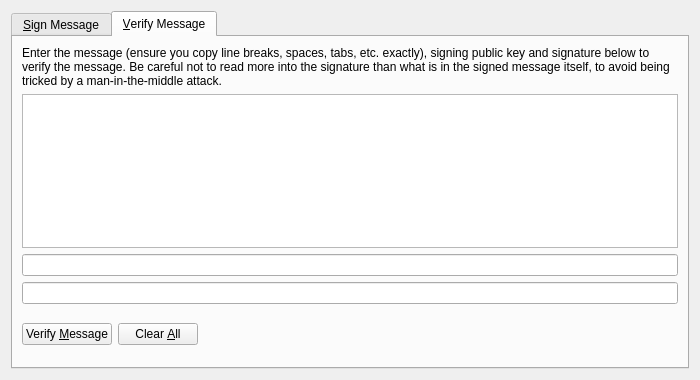
Above: src/qt/forms/signverifymessagedialog.ui from Max-Coin/maxcoin-dev-staging before the change. Below: the same form after it.
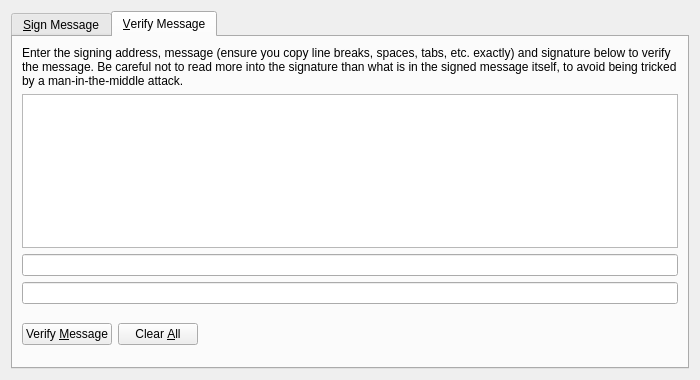
That is the form after the change. The open tabs and pages were chosen to show the change. Icons and pictures are not drawn. Custom widgets are drawn as their Qt base class.

```diff
--- a/src/qt/forms/signverifymessagedialog.ui
+++ b/src/qt/forms/signverifymessagedialog.ui
@@ -240,7 +240,7 @@
        <item>
         <widget class="QLabel" name="infoLabel_VM">
          <property name="text">
-          <string>Enter the message (ensure you copy line breaks, spaces, tabs, etc. exactly), signing public key and signature below to verify the message. Be careful not to read more into the signature than what is in the signed message itself, to avoid being tricked by a man-in-the-middle attack.</string>
+          <string>Enter the signing address, message (ensure you copy line breaks, spaces, tabs, etc. exactly) and signature below to verify the message. Be careful not to read more into the signature than what is in the signed message itself, to avoid being tricked by a man-in-the-middle attack.</string>
          </property>
          <property name="textFormat">
           <enum>Qt::PlainText</enum>
```
Left out of the diff: 9 changed lines with no effect on the pictures.
